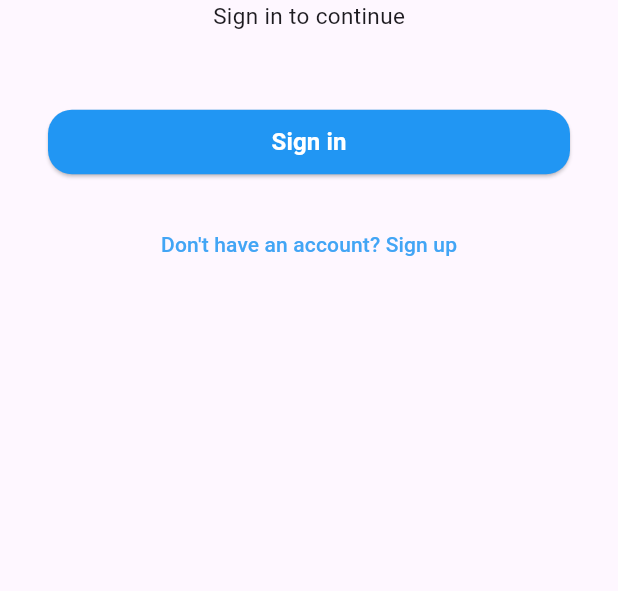
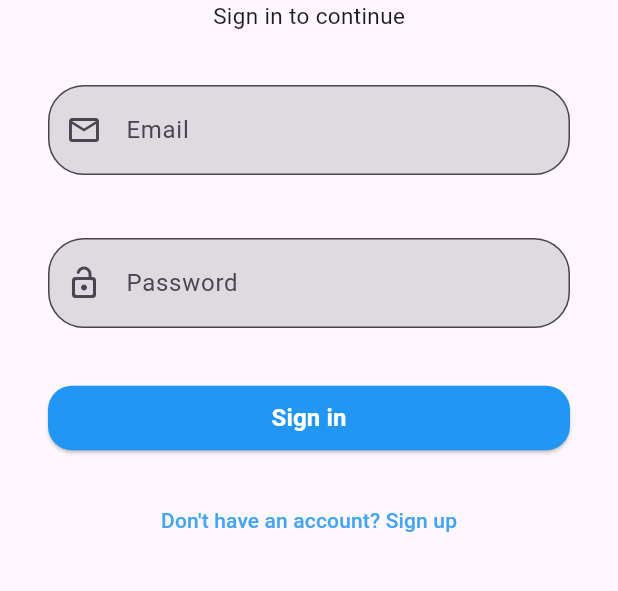
Before and after one commit to AlvinShaoPortfolio/Crivanta, a Flutter app: the screen it shows after launch, on a phone screen of 412 x 824 dp, the part 455-1046 px from its top. Run offline on Flutter 3.47's test engine with Material 3 defaults, Android fonts, the phone set to English and light mode, and no system bars; our stand-ins replace firebase_auth, firebase_core; accounts and stored records are empty.

Commit message:
Sign in and Sign up are now completed

```diff
--- a/lib/LoginScreen.dart
+++ b/lib/LoginScreen.dart
@@ -3,8 +3,22 @@ import 'SignupScreen.dart';
 import 'profileCreation.dart';
 import 'HeaderFileForFunctions.dart';
 
-class LoginScreen extends StatelessWidget {
+import 'package:firebase_auth/firebase_auth.dart';
+import 'FirebaseAuthentication.dart';
+
+
+class LoginScreen extends StatefulWidget {
   const LoginScreen({super.key});
+
+  @override
+  State<LoginScreen> createState() => _LoginScreen();
+}
+
+class _LoginScreen extends State<LoginScreen>{
+  final authService = FirebaseAuthentication();
+  final emailController = TextEditingController();
+  final passwordController = TextEditingController();
+  String error = '';
 
   @override
   Widget build(BuildContext context) {
@@ -21,10 +35,21 @@ class LoginScreen extends StatelessWidget {
               const Text('Welcome to Crivanta', style: TextStyle(fontSize: 30, fontWeight: FontWeight.bold)),
               const Text('Sign in to continue', style: TextStyle(fontSize: 15)),
               SizedBox(height: 20),
-              //InputField(myIcon: Icons.email_outlined, horizontalInset: 32, verticalInset: 16, text: "Email", myColor: Colors.black12, obscureText: false),
+              InputField(myIcon: Icons.email_outlined, horizontalInset: 32, verticalInset: 16, text: "Email", myColor: Colors.black12, obscureText: false, controller: emailController),
               SizedBox(height: 10),
-              //InputField(myIcon: Icons.lock_open_rounded, horizontalInset: 32, verticalInset: 16, text: "Password", myColor: Colors.black12, obscureText: true),
-              Padding( //sign in button
+              InputField(myIcon: Icons.lock_open_rounded, horizontalInset: 32, verticalInset: 16, text: "Password", myColor: Colors.black12, obscureText: true, controller: passwordController),
+
+              if (error.isNotEmpty)
+                Padding(
+                  padding: const EdgeInsets.symmetric(horizontal: 32),
+                  child: Text(
+                    error,
+                    style: const TextStyle(color: Colors.red
+                    ),
+                  ),
+                ),
+
+              Padding(
                 padding: const EdgeInsets.symmetric(vertical: 20, horizontal: 32),
                 child: SizedBox(
                   width: double.infinity,
@@ -37,11 +62,33 @@ class LoginScreen extends StatelessWidget {
                         borderRadius: BorderRadius.circular(16),
                       ),
                     ),
-                    onPressed: () {
-                      Navigator.push(
-                        context,
-                        MaterialPageRoute(builder: (context) => const ProfileCreationScreen()),
-                      );
+                    onPressed: () async {
+                      try {
+                        await authService.signIn(
+                          emailController.text.trim(),
+                          passwordController.text.trim(),
+                        );
+                        Navigator.pushReplacement(
+                            context,
+                            MaterialPageRoute(builder: (context) => const ProfileCreationScreen()),
+                        );
+                      } on FirebaseAuthException catch(e){
+                        setState((){
+                          switch (e.code) {
+                            case 'user-not-found':
+                              error = 'No user found with this email.';
+                              break;
+                            case 'wrong-password':
+                              error = 'Incorrect password.';
+                              break;
+                            case 'invalid-email':
+                              error = 'Invalid email address.';
+                              break;
+                            default:
+                              error = 'Login failed: ${e.message}';
+                          }
+                        });
+                      }
                     },
                     child: const Text('Sign in', style: TextStyle(fontSize: 16, fontWeight: FontWeight.bold)),
                   ),
--- a/lib/SignupScreen.dart
+++ b/lib/SignupScreen.dart
@@ -41,7 +41,6 @@ class _SignupScreen extends State<SignupScreen>{
               const SizedBox(height: 16),
               InputField(myIcon: Icons.lock_open_rounded, horizontalInset: 32, verticalInset: 16,text: "Password", myColor: Colors.black12, obscureText: true, controller: passwordController),
               const SizedBox(height: 16),
-
               if (error.isNotEmpty)
                 Padding(
                   padding: const EdgeInsets.symmetric(
@@ -61,7 +60,10 @@ class _SignupScreen extends State<SignupScreen>{
                       emailController.text.trim(),
                       passwordController.text.trim(),
                     );
-                    Navigator.pushReplacement(context, MaterialPageRoute(builder: (context) => const ProfileCreationScreen()),);
+                    Navigator.pushReplacement(
+                      context,
+                      MaterialPageRoute(builder: (context) => const ProfileCreationScreen()),
+                    );
                   }
                   on FirebaseAuthException catch (e) {
                     setState(() {
```
